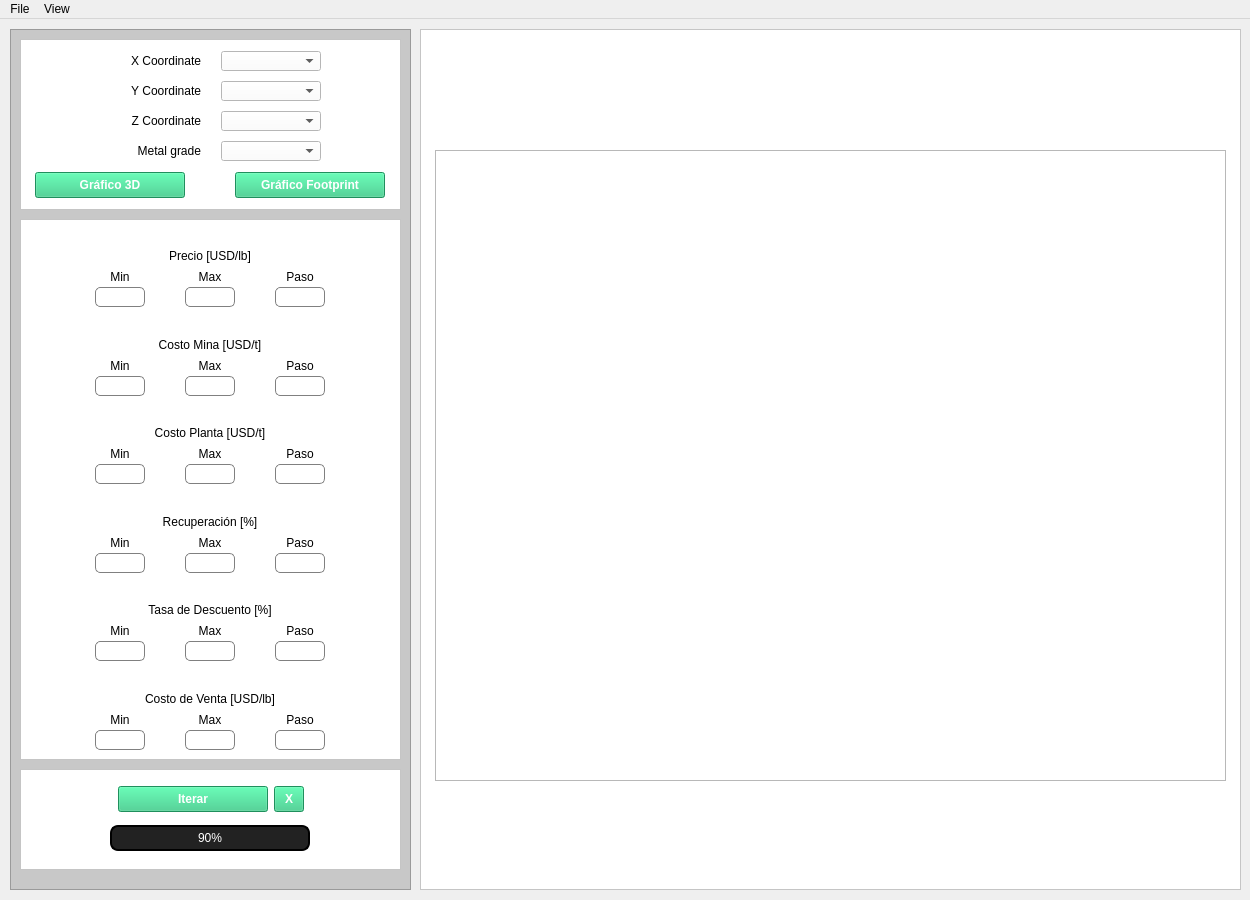
Before: the Qt Designer form ui/main_window.ui in 21croz/Certidumbre-QT, drawn with Qt 5.
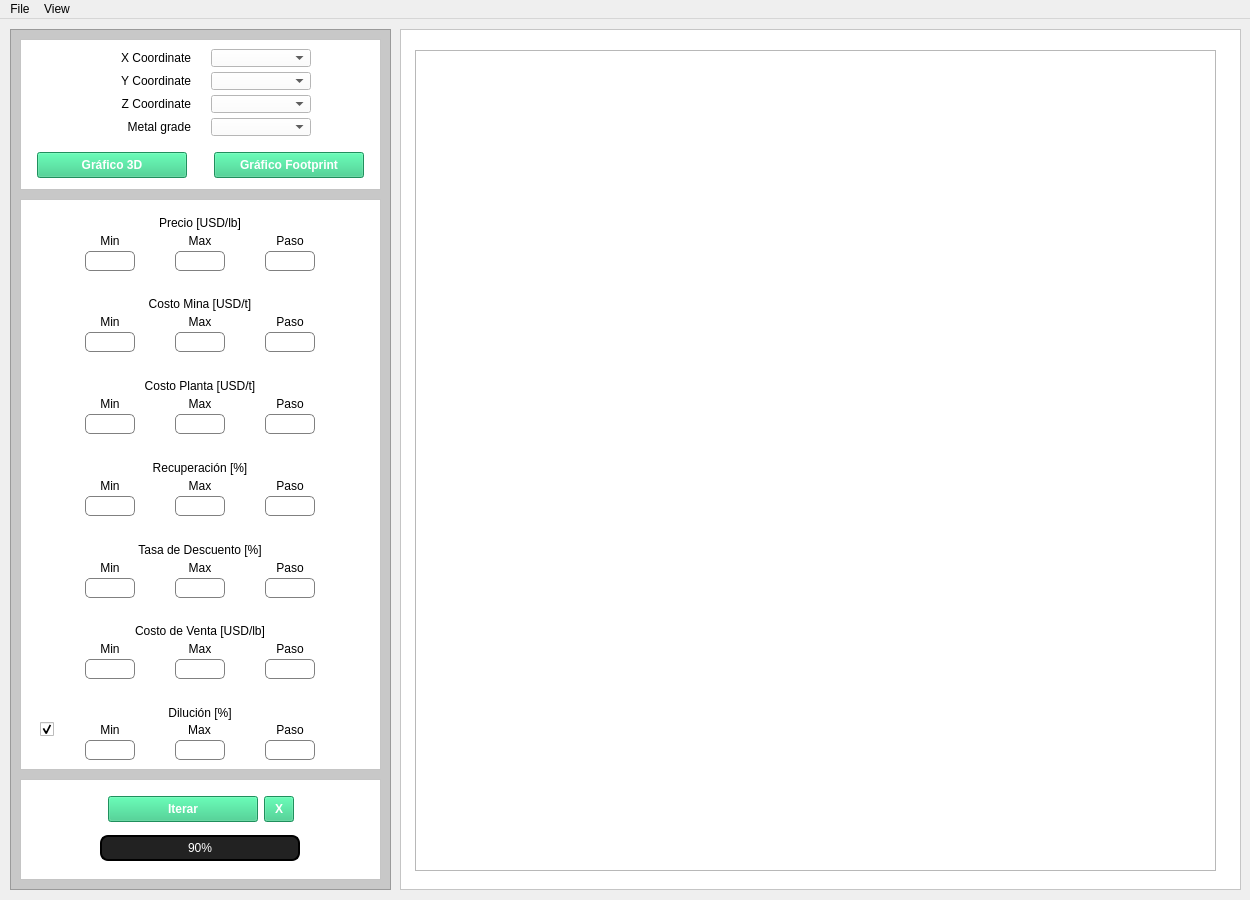
After: the same form once the commit is applied.

Commit message: feature / Se pueden guardar los entries, además, se puede hacer cálculos considerando la dilución.

What changed in the file:
```diff
--- a/ui/main_window.ui
+++ b/ui/main_window.ui
@@ -37,6 +37,8 @@
 	border: 1px solid grey;
 	background-color: #ffffff;
 	border-radius: 5px;
+} QLineEdit:!enabled {
+	background-color: rgb(200, 200, 200)
 }
 
 QComboBox {
@@ -78,7 +80,7 @@
      <rect>
       <x>10</x>
       <y>10</y>
-      <width>401</width>
+      <width>381</width>
       <height>861</height>
      </rect>
     </property>
@@ -96,8 +98,8 @@
       <rect>
        <x>10</x>
        <y>10</y>
-       <width>381</width>
-       <height>171</height>
+       <width>361</width>
+       <height>151</height>
       </rect>
      </property>
      <property name="styleSheet">
@@ -112,10 +114,10 @@
      <widget class="QWidget" name="layoutWidget">
       <property name="geometry">
        <rect>
-        <x>70</x>
+        <x>60</x>
         <y>10</y>
         <width>241</width>
-        <height>118</height>
+        <height>91</height>
        </rect>
       </property>
       <layout class="QGridLayout" name="grid_parameters">
@@ -129,7 +131,7 @@
         <number>20</number>
        </property>
        <property name="verticalSpacing">
-        <number>8</number>
+        <number>5</number>
        </property>
        <item row="0" column="0" alignment="Qt::AlignRight">
         <widget class="QLabel" name="label_x_coordinate">
@@ -139,13 +141,13 @@
          <property name="minimumSize">
           <size>
            <width>0</width>
-           <height>17</height>
+           <height>15</height>
           </size>
          </property>
          <property name="maximumSize">
           <size>
            <width>16777215</width>
-           <height>17</height>
+           <height>15</height>
           </size>
          </property>
          <property name="font">
@@ -170,13 +172,13 @@
          <property name="minimumSize">
           <size>
            <width>100</width>
-           <height>20</height>
+           <height>18</height>
           </size>
          </property>
          <property name="maximumSize">
           <size>
            <width>100</width>
-           <height>20</height>
+           <height>18</height>
           </size>
          </property>
         </widget>
@@ -186,13 +188,13 @@
          <property name="minimumSize">
           <size>
            <width>0</width>
-           <height>17</height>
+           <height>15</height>
           </size>
          </property>
          <property name="maximumSize">
           <size>
            <width>16777215</width>
-           <height>17</height>
+           <height>15</height>
           </size>
          </property>
          <property name="font">
@@ -214,13 +216,13 @@
          <property name="minimumSize">
           <size>
            <width>100</width>
-           <height>20</height>
+           <height>18</height>
           </size>
          </property>
          <property name="maximumSize">
           <size>
            <width>100</width>
-           <height>20</height>
+           <height>18</height>
           </size>
          </property>
         </widget>
@@ -230,13 +232,13 @@
          <property name="minimumSize">
           <size>
            <width>0</width>
-           <height>17</height>
+           <height>15</height>
           </size>
          </property>
          <property name="maximumSize">
           <size>
            <width>16777215</width>
-           <height>17</height>
+           <height>15</height>
           </size>
          </property>
          <property name="font">
@@ -258,13 +260,13 @@
          <property name="minimumSize">
           <size>
            <width>100</width>
-           <height>20</height>
+           <height>18</height>
           </size>
          </property>
          <property name="maximumSize">
           <size>
            <width>100</width>
-           <height>20</height>
+           <height>18</height>
           </size>
          </property>
         </widget>
@@ -274,13 +276,13 @@
          <property name="minimumSize">
           <size>
            <width>0</width>
-           <height>17</height>
+           <height>15</height>
           </size>
          </property>
          <property name="maximumSize">
           <size>
            <width>16777215</width>
-           <height>17</height>
+           <height>15</height>
           </size>
          </property>
          <property name="font">
@@ -302,13 +304,13 @@
          <property name="minimumSize">
           <size>
            <width>100</width>
-           <height>20</height>
+           <height>18</height>
           </size>
          </property>
          <property name="maximumSize">
           <size>
            <width>100</width>
-           <height>20</height>
+           <height>18</height>
           </size>
          </property>
         </widget>
@@ -319,14 +321,14 @@
       <property name="geometry">
        <rect>
         <x>10</x>
-        <y>130</y>
-        <width>361</width>
+        <y>110</y>
+        <width>341</width>
         <height>33</height>
        </rect>
       </property>
       <layout class="QHBoxLayout" name="horizontalLayout">
        <property name="spacing">
-        <number>45</number>
+        <number>20</number>
        </property>
        <item>
         <widget class="QPushButton" name="button_3d_plot">
@@ -389,8 +391,8 @@
      <property name="geometry">
       <rect>
        <x>10</x>
-       <y>740</y>
-       <width>381</width>
+       <y>750</y>
+       <width>361</width>
        <height>101</height>
       </rect>
      </property>
@@ -405,7 +407,7 @@
        <rect>
         <x>10</x>
         <y>10</y>
-        <width>361</width>
+        <width>341</width>
         <height>81</height>
        </rect>
       </property>
@@ -519,9 +521,9 @@
      <property name="geometry">
       <rect>
        <x>10</x>
-       <y>190</y>
-       <width>381</width>
-       <height>541</height>
+       <y>170</y>
+       <width>361</width>
+       <height>571</height>
       </rect>
      </property>
      <property name="frameShape">
@@ -533,10 +535,10 @@
      <widget class="QWidget" name="layoutWidget">
       <property name="geometry">
        <rect>
-        <x>10</x>
-        <y>10</y>
-        <width>361</width>
-        <height>521</height>
+        <x>40</x>
+        <y>0</y>
+        <width>281</width>
+        <height>561</height>
        </rect>
       </property>
       <layout class="QVBoxLayout" name="vertical_sensitivity">
@@ -544,10 +546,10 @@
         <number>10</number>
        </property>
        <property name="leftMargin">
-        <number>50</number>
+        <number>10</number>
        </property>
        <property name="rightMargin">
-        <number>50</number>
+        <number>10</number>
        </property>
        <item>
         <layout class="QGridLayout" name="grid_price">
@@ -562,7 +564,7 @@
            <property name="minimumSize">
             <size>
              <width>0</width>
-             <height>20</height>
+             <height>15</height>
             </size>
            </property>
            <property name="maximumSize">
@@ -904,7 +906,7 @@
            <property name="minimumSize">
             <size>
              <width>0</width>
-             <height>20</height>
+             <height>15</height>
             </size>
            </property>
            <property name="maximumSize">
@@ -955,7 +957,7 @@
            <property name="minimumSize">
             <size>
              <width>0</width>
-             <height>20</height>
+             <height>15</height>
             </size>
            </property>
            <property name="maximumSize">
@@ -1256,7 +1258,7 @@
            <property name="minimumSize">
             <size>
              <width>0</width>
-             <height>20</height>
+             <height>15</height>
             </size>
            </property>
            <property name="maximumSize">
@@ -1498,7 +1500,7 @@
            <property name="minimumSize">
             <size>
              <width>0</width>
-             <height>20</height>
+             <height>15</height>
             </size>
            </property>
            <property name="maximumSize">
@@ -1577,7 +1579,7 @@
            <property name="minimumSize">
             <size>
              <width>0</width>
-             <height>20</height>
+             <height>15</height>
             </size>
            </property>
            <property name="maximumSize">
@@ -1734,8 +1736,206 @@
          </item>
         </layout>
        </item>
+       <item>
+        <layout class="QGridLayout" name="gridLayout_2">
+         <property name="horizontalSpacing">
+          <number>25</number>
+         </property>
+         <property name="verticalSpacing">
+          <number>3</number>
+         </property>
+         <item row="1" column="0" colspan="3" alignment="Qt::AlignHCenter">
+          <widget class="QLabel" name="label_5">
+           <property name="minimumSize">
+            <size>
+             <width>80</width>
+             <height>15</height>
+            </size>
+           </property>
+           <property name="maximumSize">
+            <size>
+             <width>80</width>
+             <height>20</height>
+            </size>
+           </property>
+           <property name="font">
+            <font>
+             <pointsize>9</pointsize>
+            </font>
+           </property>
+           <property name="text">
+            <string>Dilución [%]</string>
+           </property>
+           <property name="alignment">
+            <set>Qt::AlignCenter</set>
+           </property>
+          </widget>
+         </item>
+         <item row="2" column="1" alignment="Qt::AlignHCenter">
+          <widget class="QLabel" name="label_6">
+           <property name="maximumSize">
+            <size>
+             <width>40</width>
+             <height>16777215</height>
+            </size>
+           </property>
+           <property name="font">
+            <font>
+             <pointsize>9</pointsize>
+            </font>
+           </property>
+           <property name="text">
+            <string>Max</string>
+           </property>
+           <property name="alignment">
+            <set>Qt::AlignCenter</set>
+           </property>
+          </widget>
+         </item>
+         <item row="2" column="2" alignment="Qt::AlignHCenter">
+          <widget class="QLabel" name="label_8">
+           <property name="maximumSize">
+            <size>
+             <width>40</width>
+             <height>16777215</height>
+            </size>
+           </property>
+           <property name="font">
+            <font>
+             <pointsize>9</pointsize>
+            </font>
+           </property>
+           <property name="text">
+            <string>Paso</string>
+           </property>
+           <property name="alignment">
+            <set>Qt::AlignCenter</set>
+           </property>
+          </widget>
+         </item>
+         <item row="2" column="0" alignment="Qt::AlignHCenter">
+          <widget class="QLabel" name="label_7">
+           <property name="maximumSize">
+            <size>
+             <width>40</width>
+             <height>16777215</height>
+            </size>
+           </property>
+           <property name="font">
+            <font>
+             <pointsize>9</pointsize>
+            </font>
+           </property>
+           <property name="text">
+            <string>Min</string>
+           </property>
+           <property name="alignment">
+            <set>Qt::AlignCenter</set>
+           </property>
+          </widget>
+         </item>
+         <item row="3" column="0">
+          <widget class="QLineEdit" name="entry_diluc_min">
+           <property name="minimumSize">
+            <size>
+             <width>50</width>
+             <height>20</height>
+            </size>
+           </property>
+           <property name="maximumSize">
+            <size>
+             <width>50</width>
+             <height>20</height>
+            </size>
+           </property>
+           <property name="alignment">
+            <set>Qt::AlignCenter</set>
+           </property>
+          </widget>
+         </item>
+         <item row="3" column="2">
+          <widget class="QLineEdit" name="entry_diluc_step">
+           <property name="minimumSize">
+            <size>
+             <width>50</width>
+             <height>20</height>
+            </size>
+           </property>
+           <property name="maximumSize">
+            <size>
+             <width>50</width>
+             <height>20</height>
+            </size>
+           </property>
+           <property name="alignment">
+            <set>Qt::AlignCenter</set>
+           </property>
+          </widget>
+         </item>
+         <item row="3" column="1">
+          <widget class="QLineEdit" name="entry_diluc_max">
+           <property name="minimumSize">
+            <size>
+             <width>50</width>
+             <height>20</height>
+            </size>
+           </property>
+           <property name="maximumSize">
+            <size>
+             <width>50</width>
+             <height>20</height>
+            </size>
+           </property>
+           <property name="alignment">
+            <set>Qt::AlignCenter</set>
+           </property>
+          </widget>
+         </item>
+         <item row="0" column="0" colspan="3">
+          <spacer name="verticalSpacer_7">
+           <property name="orientation">
+            <enum>Qt::Vertical</enum>
+           </property>
+           <property name="sizeHint" stdset="0">
+            <size>
+             <width>20</width>
+             <height>40</height>
+            </size>
+           </property>
+          </spacer>
+         </item>
+        </layout>
+       </item>
       </layout>
      </widget>
+     <widget class="QCheckBox" name="check_diluc">
+      <property name="geometry">
+       <rect>
+        <x>20</x>
+        <y>520</y>
+        <width>20</width>
+        <height>20</height>
+       </rect>
+      </property>
+      <property name="minimumSize">
+       <size>
+        <width>20</width>
+        <height>20</height>
+       </size>
+      </property>
+      <property name="maximumSize">
+       <size>
+        <width>20</width>
+        <height>20</height>
+       </size>
+      </property>
+      <property name="text">
+       <string/>
+      </property>
+      <property name="checked">
+       <bool>true</bool>
+      </property>
+     </widget>
     </widget>
     <zorder>frame_2</zorder>
     <zorder>frame_3</zorder>
@@ -1744,9 +1944,9 @@
    <widget class="QFrame" name="frame_right">
     <property name="geometry">
      <rect>
-      <x>420</x>
+      <x>400</x>
       <y>10</y>
-      <width>821</width>
+      <width>841</width>
       <height>861</height>
      </rect>
     </property>
@@ -1760,9 +1960,9 @@
      <property name="geometry">
       <rect>
        <x>15</x>
-       <y>121</y>
-       <width>791</width>
-       <height>631</height>
+       <y>21</y>
+       <width>801</width>
+       <height>821</height>
       </rect>
      </property>
     </widget>
```
Left out of the diff: 81 changed lines with no effect on the pictures. The commit also changes 3 other files.
